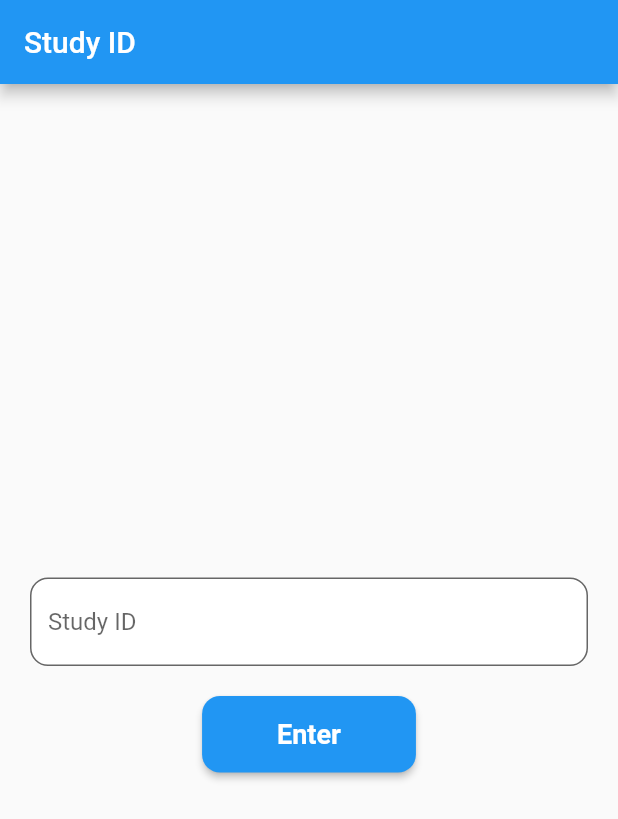
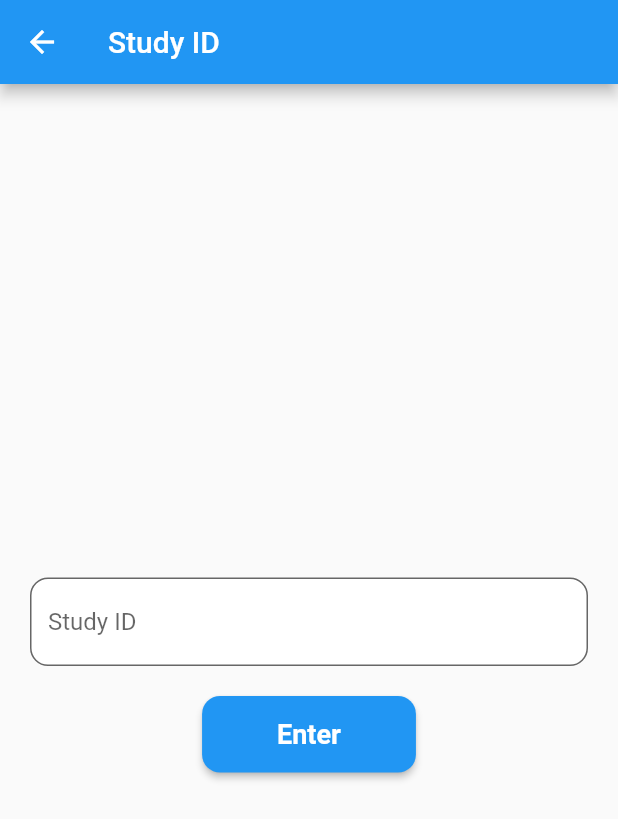
Before and after one commit to SamuelMoor-Smith/IOOGMobileFlutter, a Flutter app: the StudyIdPage screen opened directly, on a phone screen of 412 x 824 dp. Shown: the top 819 px of the screen. Run offline on Flutter 3.47's test engine with Material 2 defaults, Android fonts, the phone set to English and light mode, and no system bars; our stand-ins replace flutter_form_builder, flutter_login, flutter_secure_storage, form_builder_validators, nb_utils; missing offline and left inert: expressions; accounts and stored records are empty.

Commit message:
update paging system

```diff
--- /dev/null
+++ b/lib/components/app_bar.dart
@@ -0,0 +1,38 @@
+import 'package:flutter/material.dart';
+
+class CustomAppBar extends StatelessWidget implements PreferredSizeWidget {
+  final String title;
+  final Color? backgroundColor;
+  final VoidCallback? onBackButtonPressed;
+
+  CustomAppBar({
+    this.title = "",
+    this.backgroundColor,
+    this.onBackButtonPressed,
+  });
+
+  @override
+  Widget build(BuildContext context) {
+
+    final primaryColor = Theme.of(context).primaryColor; // Get primary color from the theme
+
+    return AppBar(
+      title: Text(title),
+      backgroundColor: backgroundColor ?? primaryColor,
+      leading: IconButton(
+        icon: Icon(Icons.arrow_back),
+        onPressed: () async {
+          await Future.delayed(Duration(milliseconds: 300));
+          if (onBackButtonPressed != null) {
+            onBackButtonPressed!();
+          } else {
+            Navigator.pop(context);
+          }
+        },
+      ),
+    );
+  }
+
+  @override
+  Size get preferredSize => Size.fromHeight(kToolbarHeight);
+}
--- a/lib/pages/login/login.dart
+++ b/lib/pages/login/login.dart
@@ -3,6 +3,7 @@ import 'package:flutter_login/flutter_login.dart';
 import 'package:namer_app/services/REDCapAPI/ok.dart';
 import 'package:namer_app/services/login.dart';
 import 'package:namer_app/services/REDCapAPI/api_constants.dart';
+import 'package:namer_app/utils.dart';
 import '../selection/study_id.dart';
 
 class LoginScreen extends StatelessWidget {
@@ -59,9 +60,7 @@ class LoginScreen extends StatelessWidget {
       onRecoverPassword: _onRecoverPassword,
       additionalSignupFields: [apiUrl, token],
       onSubmitAnimationCompleted: () {
-        Navigator.of(context).pushReplacement(MaterialPageRoute(
-          builder: (context) => StudyIdPage(),
-        ));
+        nextPage(context, StudyIdPage());
       },
     );
   }
--- a/lib/pages/selection/study_id.dart
+++ b/lib/pages/selection/study_id.dart
@@ -1,6 +1,8 @@
 import 'package:flutter/material.dart';
 import 'package:namer_app/services/REDCapAPI/api_constants.dart';
+import 'package:namer_app/utils.dart';
 
+import '../../components/app_bar.dart';
 import '../../services/REDCapAPI/services/instrument_service.dart';
 import './select_instrument.dart';
 
@@ -11,10 +13,7 @@ class StudyIdPage extends StatelessWidget {
     final primaryColor = Theme.of(context).primaryColor; // Get primary color from the theme
 
     return Scaffold(
-      appBar: AppBar(
-        title: Text("Study ID"),
-        backgroundColor: primaryColor, // Use the primary color from the theme
-      ),
+      appBar: CustomAppBar(title: "Study ID"),
       body: Padding(
         padding: EdgeInsets.symmetric(horizontal: 20.0, vertical: 20.0),
         child: Column(
@@ -37,9 +36,7 @@ class StudyIdPage extends StatelessWidget {
             ElevatedButton(
               onPressed: () async {
                 APIConstants.studyId = studyIdController.text;
-                Navigator.of(context).pushReplacement(MaterialPageRoute(
-                  builder: (context) => SelectEntryPage(),
-                ));
+                nextPage(context, SelectInstrumentsPage());
               },
               child: Text("Enter"),
               style: ElevatedButton.styleFrom(
--- a/lib/pages/summary.dart
+++ b/lib/pages/summary.dart
@@ -3,6 +3,7 @@ import 'package:namer_app/components/field_widgets/multiple_choice/multiple_choi
 import 'package:namer_app/components/field_widgets/text_widgets/text_widget.dart';
 import 'package:namer_app/pages/selection/study_id.dart';
 
+import '../components/app_bar.dart';
 import '../components/bottom_nav_bar.dart';
 import '../models/choice.dart';
 
@@ -37,9 +38,7 @@ class SummaryPage extends StatelessWidget {
   Widget build(BuildContext context) {
 
     return Scaffold(
-      appBar: AppBar(
-        title: Text("Summary Page"),
-      ),
+      appBar: CustomAppBar(title: "Summary of Entries"),
       body: ListView.builder(
         padding: const EdgeInsets.all(8),
         itemCount: fields.length,
```
Also changed, not shown: lib/components/bottom_nav_bar.dart (+3 -6 lines), lib/pages/selection/select_form.dart (+5 -17 lines), lib/pages/selection/select_instrument.dart (+8 -22 lines), lib/pages/survey_pages/ioog_page.dart (+2 -7 lines), lib/utils.dart (added, +8 -0 lines).
